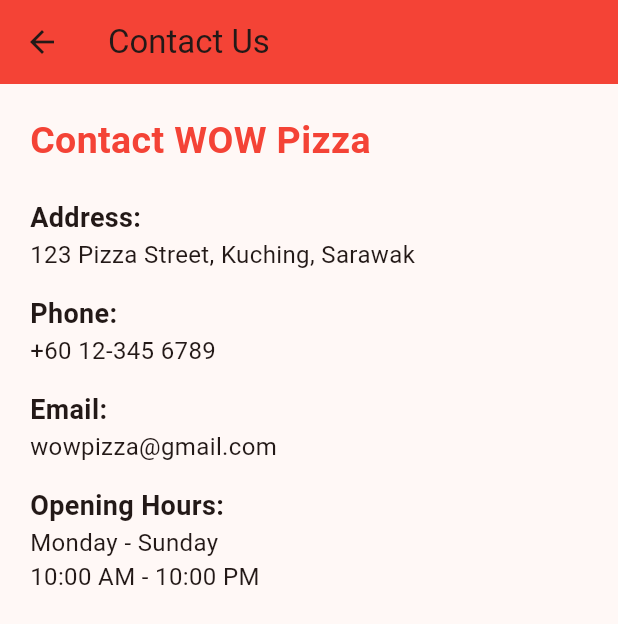
After one commit to SyazwanBlade/Lab4-WowPizza, a Flutter app: the ContactPage screen opened by its route, on a phone screen of 412 x 824 dp. The commit adds this screen. Shown: the top 624 px of the screen. Run offline on Flutter 3.47's test engine with Material 3 defaults, Android fonts, the phone set to English and light mode, and no system bars.

Commit message:
Add contact page

```diff
--- /dev/null
+++ b/lib/contact_page.dart
@@ -0,0 +1,91 @@
+import 'package:flutter/material.dart';
+
+class ContactPage extends StatelessWidget {
+  const ContactPage({super.key});
+
+  @override
+  Widget build(BuildContext context) {
+    return Scaffold(
+      appBar: AppBar(
+        title: Text('Contact Us'),
+        backgroundColor: Colors.red,
+      ),
+      body: Padding(
+        padding: EdgeInsets.all(20),
+        child: Column(
+          crossAxisAlignment: CrossAxisAlignment.start,
+          children: [
+            Text(
+              'Contact WOW Pizza',
+              style: TextStyle(
+                fontSize: 25,
+                fontWeight: FontWeight.bold,
+                color: Colors.red,
+              ),
+            ),
+
+            SizedBox(height: 20),
+
+            Text(
+              'Address:',
+              style: TextStyle(
+                fontSize: 18,
+                fontWeight: FontWeight.bold,
+              ),
+            ),
+
+            Text(
+              '123 Pizza Street, Kuching, Sarawak',
+              style: TextStyle(fontSize: 16),
+            ),
+
+            SizedBox(height: 15),
+
+            Text(
+              'Phone:',
+              style: TextStyle(
+                fontSize: 18,
+                fontWeight: FontWeight.bold,
+              ),
+            ),
+
+            Text(
+              '+60 12-345 6789',
+              style: TextStyle(fontSize: 16),
+            ),
+
+            SizedBox(height: 15),
+
+            Text(
+              'Email:',
+              style: TextStyle(
+                fontSize: 18,
+                fontWeight: FontWeight.bold,
+              ),
+            ),
+
+            Text(
+              'wowpizza@gmail.com',
+              style: TextStyle(fontSize: 16),
+            ),
+
+            SizedBox(height: 15),
+
+            Text(
+              'Opening Hours:',
+              style: TextStyle(
+                fontSize: 18,
+                fontWeight: FontWeight.bold,
+              ),
+            ),
+
+            Text(
+              'Monday - Sunday\n10:00 AM - 10:00 PM',
+              style: TextStyle(fontSize: 16),
+            ),
+          ],
+        ),
+      ),
+    );
+  }
+}
--- a/lib/main.dart
+++ b/lib/main.dart
@@ -1,6 +1,7 @@
 import 'package:flutter/material.dart';
 
 import 'menu_card.dart';
+import 'contact_page.dart';
 
 void main() {
   runApp(const MyApp());
@@ -15,6 +16,9 @@ class MyApp extends StatelessWidget {
       title: 'Menu',
       theme: ThemeData(colorSchemeSeed: Colors.deepOrange),
       home: const MenuPage(),
+      routes: {
+        '/contact': (context) => const ContactPage(),
+      },
     );
   }
 }
```
